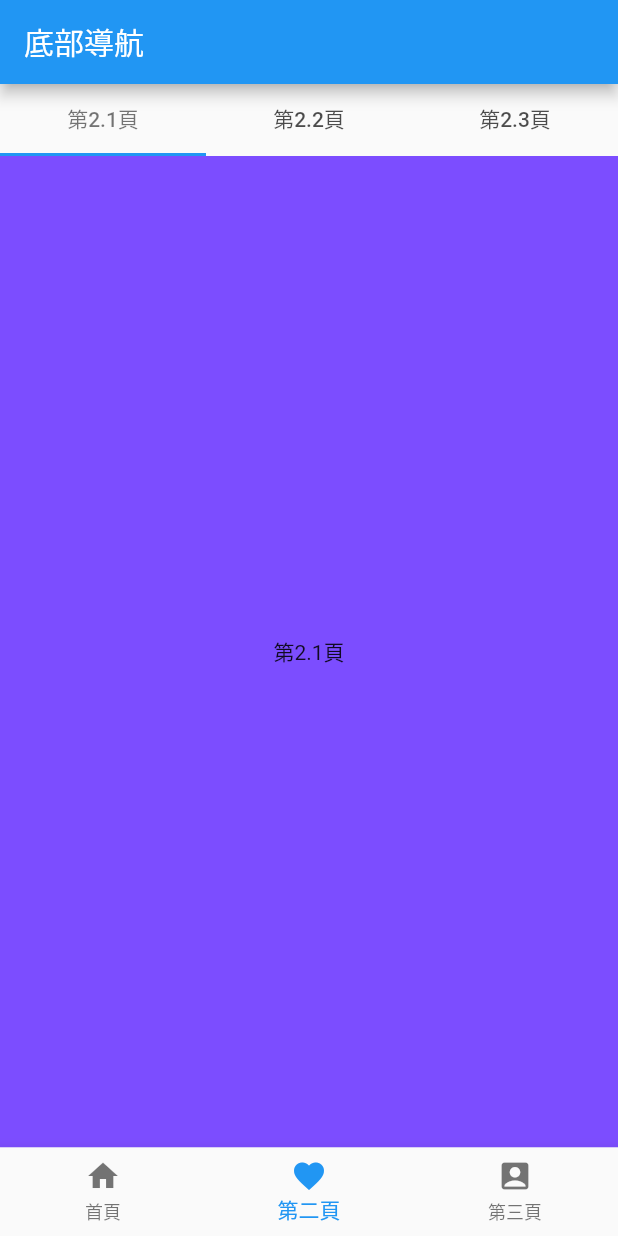
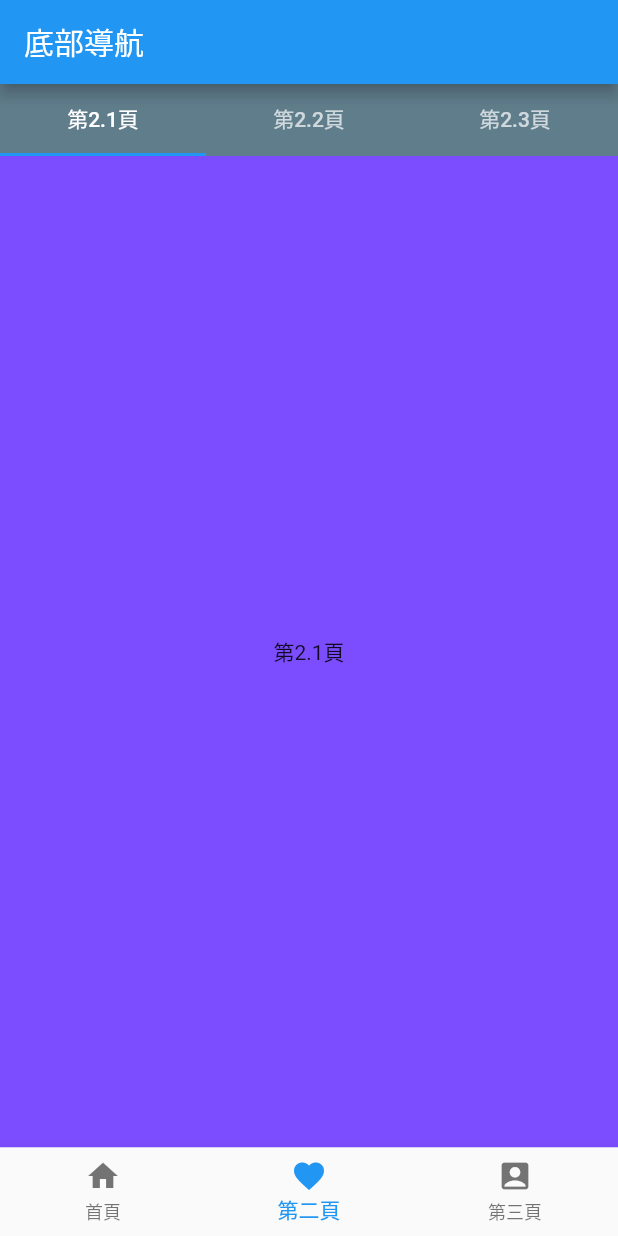
Before and after one commit to mark33699/IDLF, a Flutter app: the screen it shows after launch, item 2 of the bottom bar chosen, on a phone screen of 412 x 824 dp. Run offline on Flutter 3.47's test engine with Material 2 defaults, Android fonts, the phone set to English and light mode, and no system bars.

Commit message:
colored tabBar can work

```diff
--- a/idlf/lib/bottom_navigation_page_2.dart
+++ b/idlf/lib/bottom_navigation_page_2.dart
@@ -11,6 +11,23 @@ class BottomNavigationPage2 extends StatelessWidget {
   @override
   Widget build(BuildContext context) {
 
+    //為了改tabBar的顏色
+    return DefaultTabController(
+        length: tabs.length,
+        child: Column(
+          children: <Widget>[
+            Container(
+              child: TabBar(tabs: tabs),
+              color: Colors.blueGrey,
+            ),
+            Expanded(child: TabBarView(
+              children: pages,
+            )),
+          ],
+        )
+    );
+
+    //直接把TabBar放到AppBar的位置
     return DefaultTabController(
         length: tabs.length,
         child: Scaffold(
```
